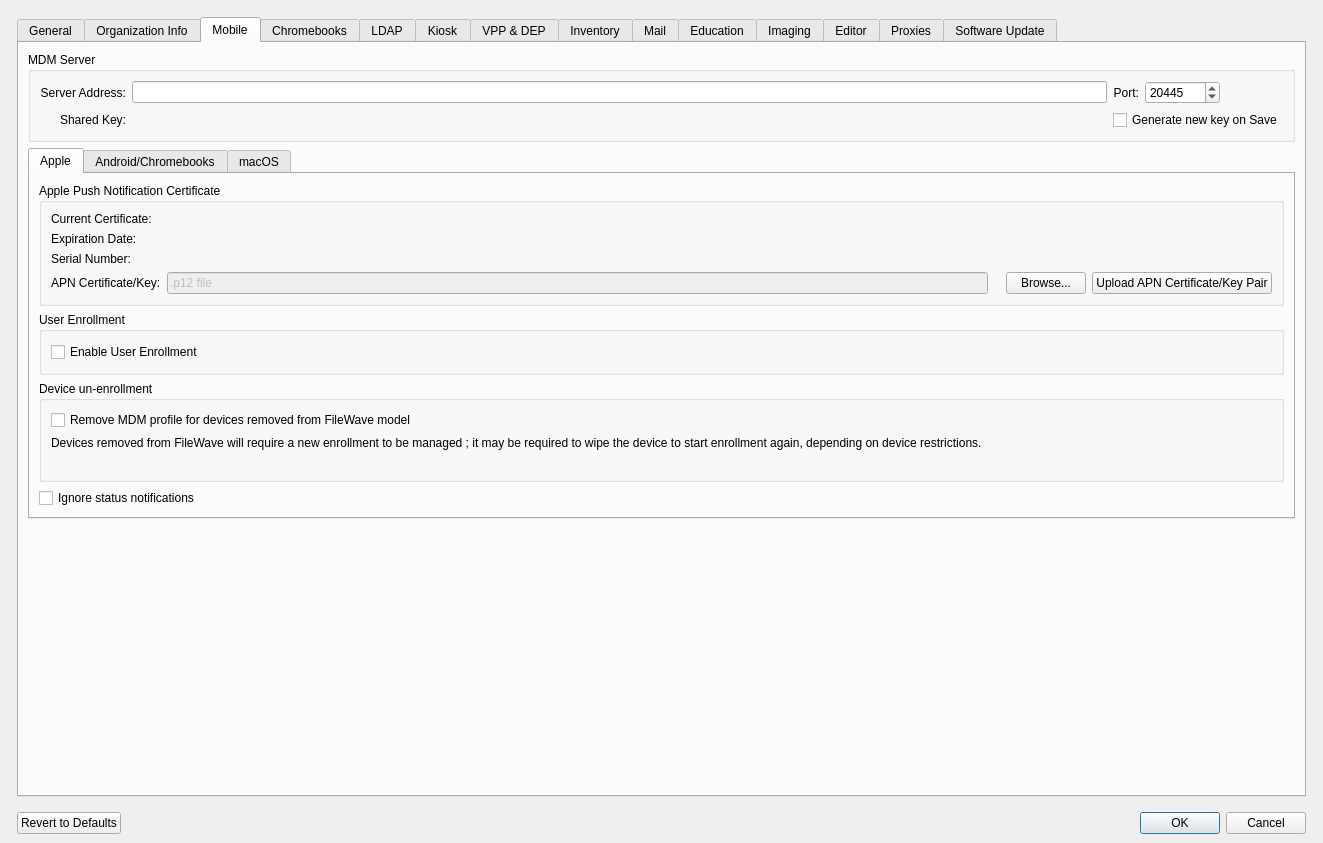
The window that FWAdminLib/Preferences/WinAdminPrefDlg.ui (fw-dev/translations) describes before a commit, drawn with Qt 5.
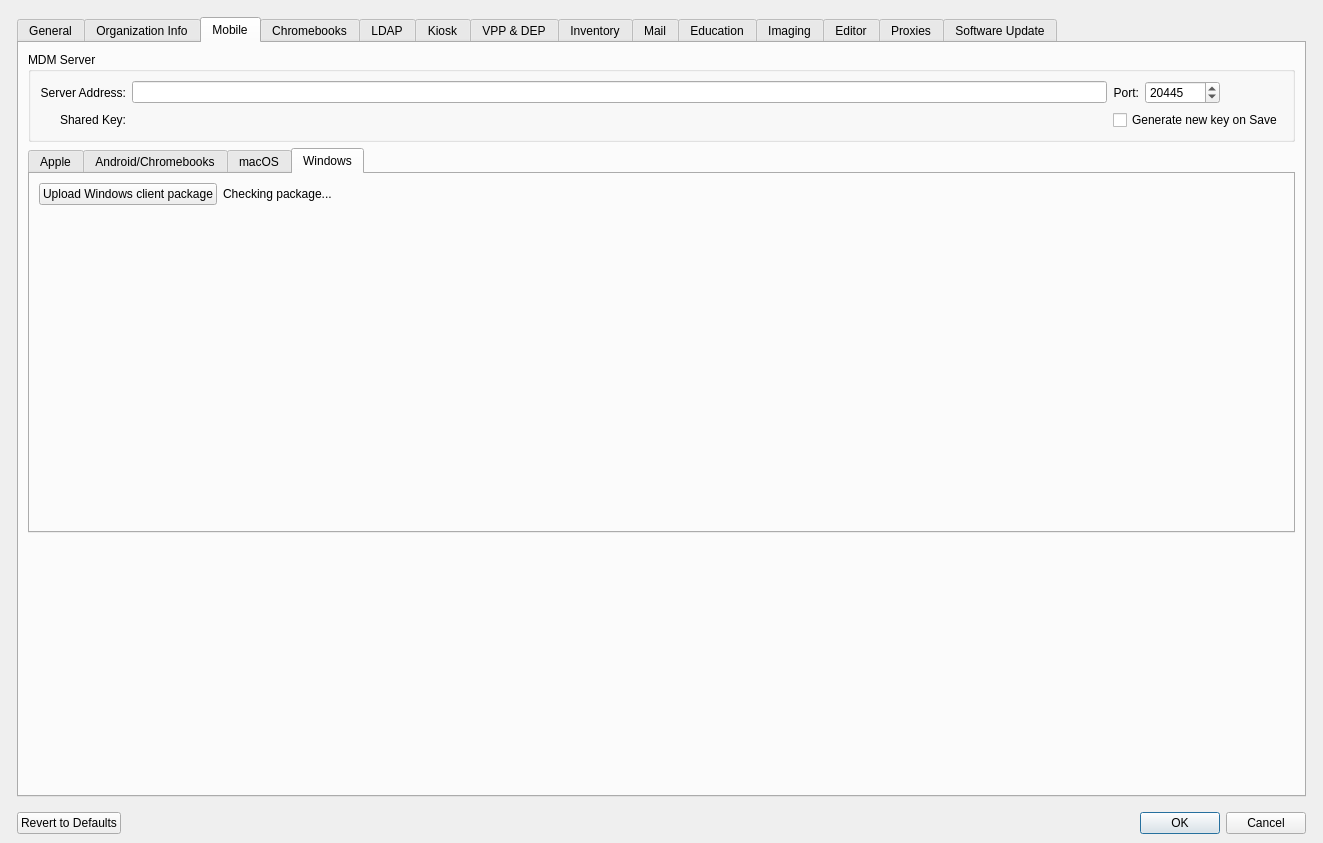
The same window after the commit. The open tabs and pages were chosen to show the change. Custom widgets are drawn as their Qt base class.

Diff of the .ui file:
```diff
--- a/FWAdminLib/Preferences/WinAdminPrefDlg.ui
+++ b/FWAdminLib/Preferences/WinAdminPrefDlg.ui
@@ -791,6 +791,50 @@
               </item>
              </layout>
             </widget>
+            <widget class="QWidget" name="tabWin">
+             <attribute name="title">
+              <string>Windows</string>
+             </attribute>
+             <layout class="QVBoxLayout" name="verticalLayout_22">
+              <item>
+               <layout class="QGridLayout" name="gridLayout_7">
+                <item row="0" column="0">
+                 <widget class="QPushButton" name="winMDMUploadPackage">
+                  <property name="sizePolicy">
+                   <sizepolicy hsizetype="Fixed" vsizetype="Fixed">
+                    <horstretch>0</horstretch>
+                    <verstretch>0</verstretch>
+                   </sizepolicy>
+                  </property>
+                  <property name="text">
+                   <string>Upload Windows client package</string>
+                  </property>
+                 </widget>
+                </item>
+                <item row="0" column="1">
+                 <widget class="QLabel" name="labelWinMDMPackageStatus">
+                  <property name="text">
+                   <string>Checking package...</string>
+                  </property>
+                 </widget>
+                </item>
+               </layout>
+              </item>
+              <item>
+               <spacer name="verticalSpacer_11">
+                <property name="orientation">
+                 <enum>Qt::Vertical</enum>
+                </property>
+                <property name="sizeHint" stdset="0">
+                 <size>
+                  <width>20</width>
+                  <height>40</height>
+                 </size>
+                </property>
+               </spacer>
+              </item>
+             </layout>
+            </widget>
            </widget>
           </item>
           <item row="2" column="0">
```
